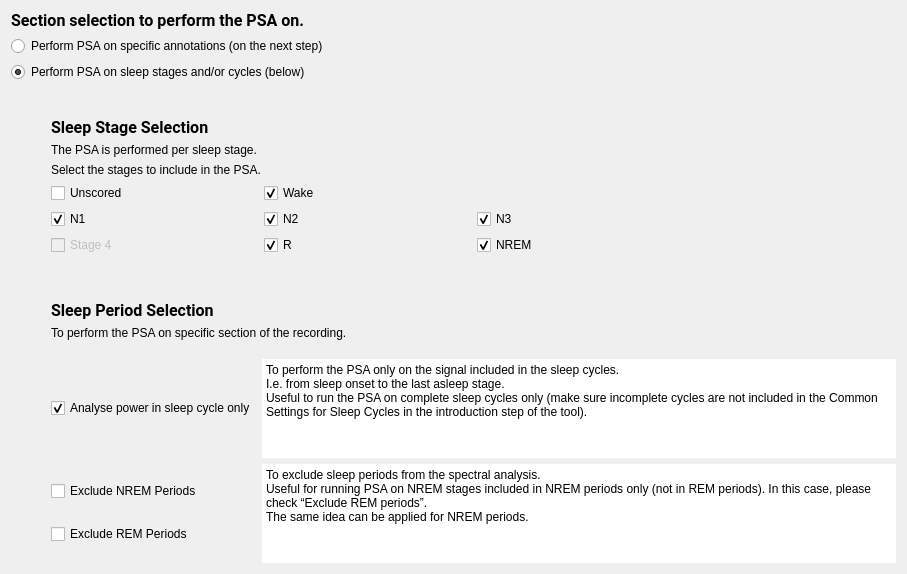
First picture: the form in tools/CEAMSTools/PowerSpectralAnalysis/SelectionStep/Ui_SelectionStep.ui, repository SnoozToolbox/snooz-package-ceams, before the edit.
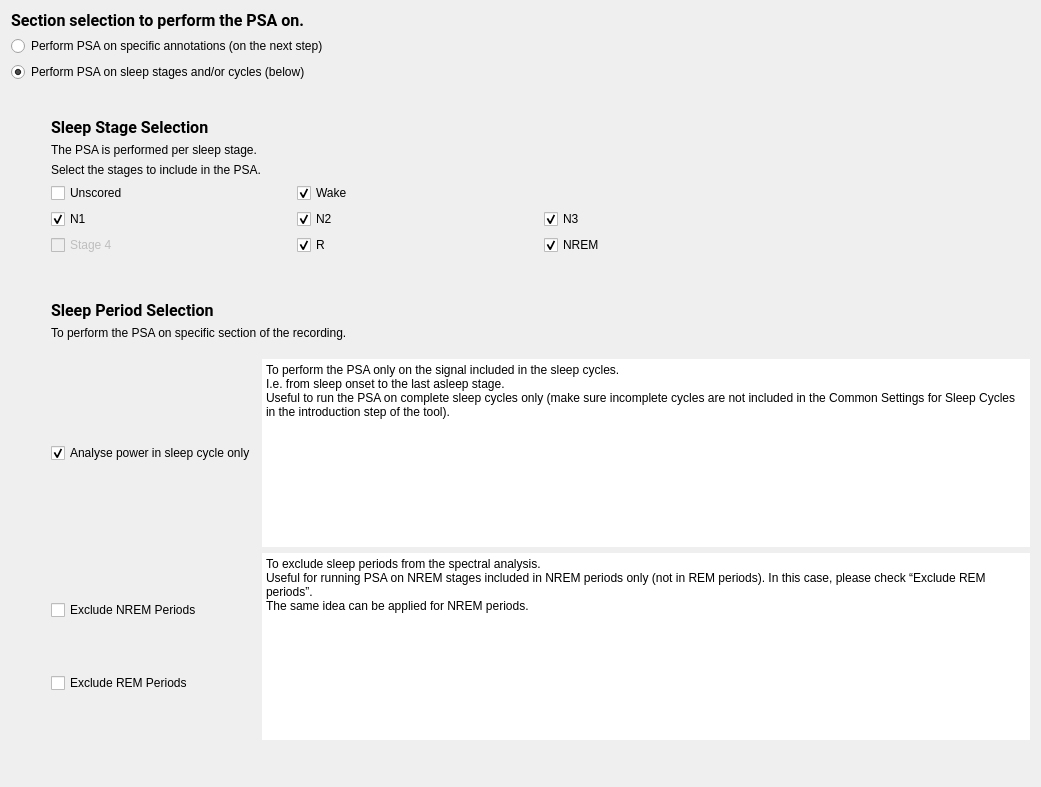
Second picture: the form after the edit.

Commit message: Improve UI interaction for the PSA tool.

Patch:
```diff
--- a/tools/CEAMSTools/PowerSpectralAnalysis/SelectionStep/Ui_SelectionStep.ui
+++ b/tools/CEAMSTools/PowerSpectralAnalysis/SelectionStep/Ui_SelectionStep.ui
@@ -6,8 +6,8 @@
    <rect>
     <x>0</x>
     <y>0</y>
-    <width>907</width>
-    <height>574</height>
+    <width>1041</width>
+    <height>787</height>
    </rect>
   </property>
   <property name="windowTitle">
```
Left out of the diff: 98 changed lines with no effect on the pictures. The commit also changes 6 other files.
